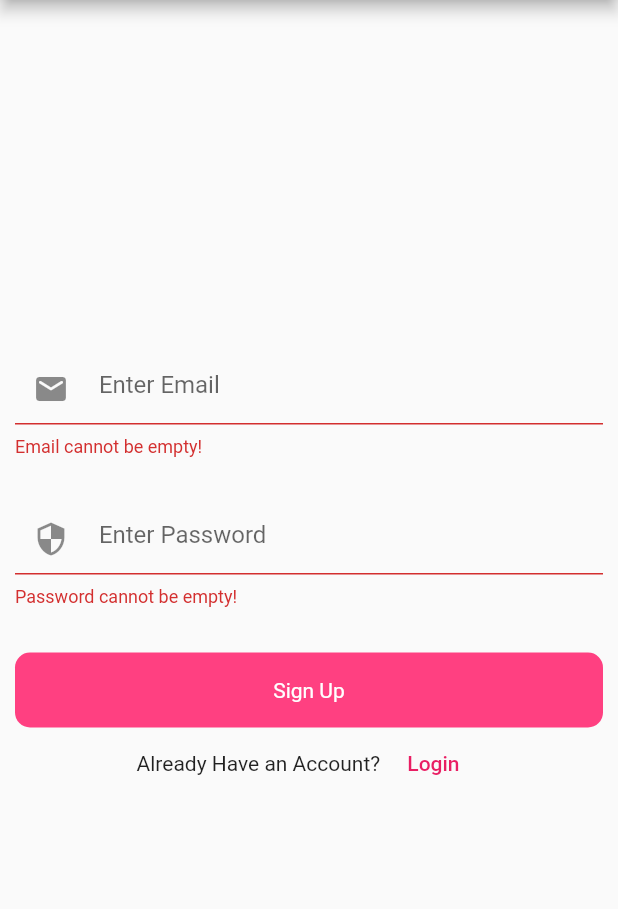
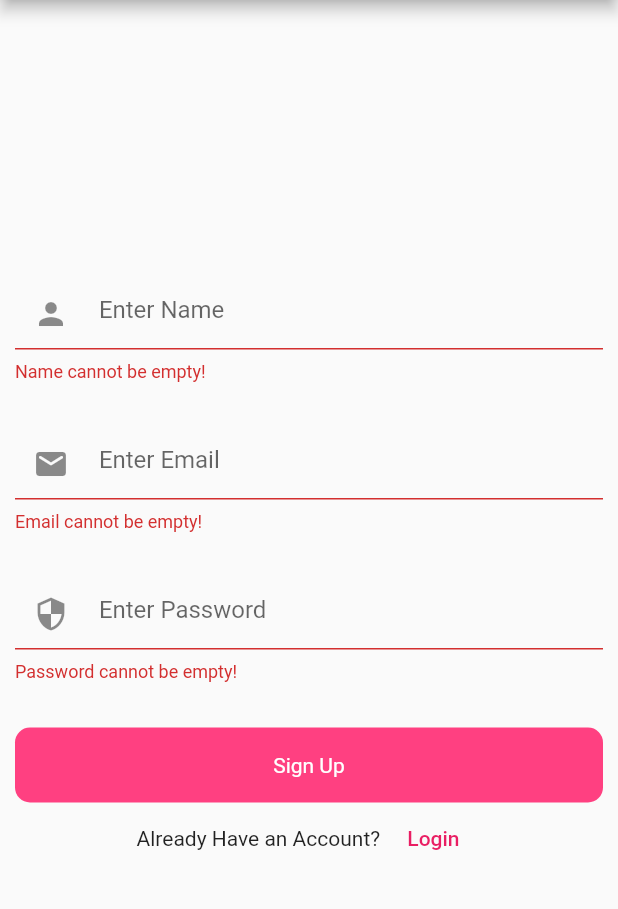
Before and after one commit to Malhar-Soomro/mad_project, a Flutter app: the SignUpScreen screen opened directly, after a tap on "Sign Up", on a phone screen of 412 x 824 dp, the part 84-993 px from its top. Run offline on Flutter 3.47's test engine with Material 2 defaults, Android fonts, the phone set to English and light mode, and no system bars; our stand-ins replace cloud_firestore, firebase_auth, firebase_core, firebase_database, fluttertoast; accounts and stored records are empty.

Commit message:
added user in the subtitle of post

```diff
--- a/lib/Auth/SignupSreen.dart
+++ b/lib/Auth/SignupSreen.dart
@@ -15,6 +15,7 @@ class _SignUpScreenState extends State<SignUpScreen> {
   final _formKey = GlobalKey<FormState>();
   final emailController = TextEditingController();
   final passwordController = TextEditingController();
+  final nameController = TextEditingController();
   bool loading = false;
 
   final FirebaseAuth _auth = FirebaseAuth.instance;
@@ -24,7 +25,7 @@ class _SignUpScreenState extends State<SignUpScreen> {
     super.dispose();
 
     // Jb memory men inki zarurat na rahe tou inko remove krdo
-
+    nameController.dispose();
     emailController.dispose();
     passwordController.dispose();
   }
@@ -34,16 +35,17 @@ class _SignUpScreenState extends State<SignUpScreen> {
       setState(() {
         loading = true;
       });
-      _auth
-          .createUserWithEmailAndPassword(
+      _auth.createUserWithEmailAndPassword(
           email: emailController.text.toString(),
           password: passwordController.text.toString())
-          .then((value) {
+        ..then((val) {
+          val.user?.updateDisplayName(nameController.text).then((value) {
             Utils.toastsMessage("Successfully Registered");
             setState(() {
               loading = false;
             });
             // kaam hojaanay k baad yeh krna
+          });
         }).onError((error, stackTrace) {
           setState(() {
             loading = false;
@@ -70,6 +72,22 @@ class _SignUpScreenState extends State<SignUpScreen> {
               padding: const EdgeInsets.symmetric(horizontal: 10.0),
               child: Column(
                 children: [
+                  TextFormField(
+                    controller: nameController,
+                    validator: ((value) {
+                      if (value!.isEmpty) {
+                        return "Name cannot be empty!";
+                      } else {
+                        return null;
+                      }
+                    }),
+                    decoration: const InputDecoration(
+                        hintText: "  Enter Name",
+                        prefixIcon: Icon(Icons.person)),
+                  ),
+                  const SizedBox(
+                    height: 30.0,
+                  ),
                   TextFormField(
                     controller: emailController,
                     validator: ((value) {
--- a/lib/Auth/loginScreen.dart
+++ b/lib/Auth/loginScreen.dart
@@ -42,6 +42,7 @@ class _LoginScreenState extends State<LoginScreen> {
               email: emailController.text.toString(),
               password: passwordController.text.toString())
           .then((value) {
+        debugPrint(value.user?.displayName ?? 'No display nae');
         setState(() {
           loading = false;
         });
--- a/lib/Auth/login_code.dart
+++ b/lib/Auth/login_code.dart
@@ -53,7 +53,9 @@ class _VerifyCodeState extends State<VerifyCode> {
                 );
 
                 try {
-                  await _auth.signInWithCredential(credential);
+                  await _auth
+                      .signInWithCredential(credential)
+                      .then((value) => debugPrint(value.user?.displayName));
                   setState(() {
                     loading = false;
                   });
--- a/lib/FireStore/FireStoreAddScreen.dart
+++ b/lib/FireStore/FireStoreAddScreen.dart
@@ -1,4 +1,5 @@
 import 'package:cloud_firestore/cloud_firestore.dart';
+import 'package:firebase_auth/firebase_auth.dart';
 import 'package:fire_app/Utils/utils.dart';
 import 'package:fire_app/Widgets/roundButton.dart';
 import 'package:firebase_auth/firebase_auth.dart';
@@ -16,6 +17,7 @@ class _AddPostFireStoreState extends State<AddPostFireStore> {
   final postController = TextEditingController();
   // Reference to the collection Users
   final firestore = FirebaseFirestore.instance.collection("Posts");
+  final auth = FirebaseAuth.instance;
 
   @override
   Widget build(BuildContext context) {
@@ -60,6 +62,7 @@ class _AddPostFireStoreState extends State<AddPostFireStore> {
                   "title": postController.text.toString(),
                   "id": id,
                   "uId": currentUserId.toString(),
+                  "user": auth.currentUser?.displayName,
                 }).then((value) {
                   setState(() {
                     loading = false;
--- a/lib/FireStore/firestore_posts.dart
+++ b/lib/FireStore/firestore_posts.dart
@@ -65,8 +65,8 @@ class _PostScreenFireStoreState extends State<PostScreenFireStore> {
                     return ListTile(
                       title:
                           Text(snapshot.data!.docs[index]["title"].toString()),
-                      // subtitle:
-                      //     Text(snapshot.data!.docs[index]["id"].toString()),
+                      subtitle:
+                          Text(snapshot.data!.docs[index]["user"].toString()),
                       trailing: PopupMenuButton(
                         icon: const Icon(Icons.more_vert),
                         itemBuilder: (context) {
--- a/lib/UI/PostScreen.dart
+++ b/lib/UI/PostScreen.dart
@@ -81,7 +81,7 @@ class _PostScreenState extends State<PostScreen> {
                     .contains(SearchFilterController.text.toLowerCase())) {
                   return ListTile(
                     title: Text(snapshot.child("title").value.toString()),
-                    subtitle: Text(snapshot.child("id").value.toString()),
+                    subtitle: Text(snapshot.child("user").value.toString()),
                     trailing:
                         PopUpMenu(title, snapshot.child("id").value.toString()),
                   );
```
Lines whose indentation alone changed are shown as unchanged.
